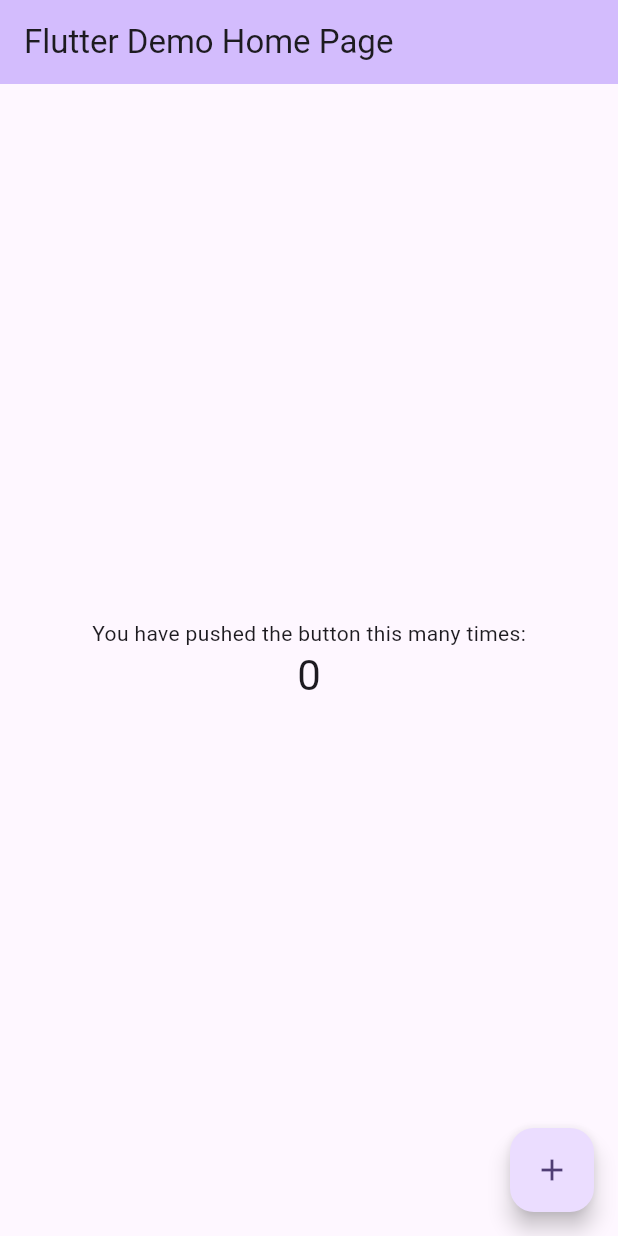
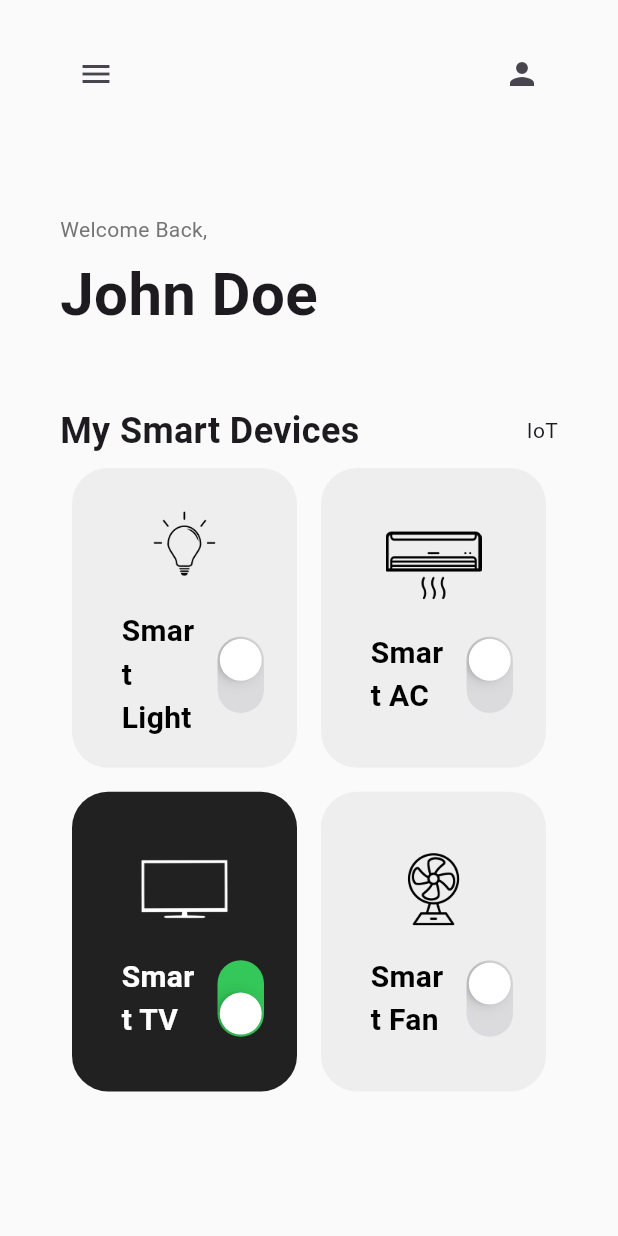
Before and after one commit to gaida-lisongo/templates_flutter, a Flutter app: the screen it shows after launch, on a phone screen of 412 x 824 dp. Run offline on Flutter 3.47's test engine with Material 3 defaults, Android fonts, the phone set to English and light mode, and no system bars.

Commit message:
finish ui template

```diff
--- /dev/null
+++ b/lib/components/common/device_card.dart
@@ -0,0 +1,67 @@
+import 'dart:math';
+
+import 'package:flutter/cupertino.dart';
+import 'package:flutter/material.dart';
+
+class DeviceCard extends StatelessWidget {
+  final String iconDevice;
+  final String deviceName;
+  final String powerStatus;
+  final void Function(bool) onChanged;
+
+  const DeviceCard({
+    super.key,
+    required this.iconDevice,
+    required this.deviceName,
+    required this.powerStatus,
+    required this.onChanged,
+  });
+
+  @override
+  Widget build(BuildContext context) {
+    return Container(
+      decoration: BoxDecoration(
+        color: powerStatus == 'OFF' ? Colors.grey[200] : Colors.grey[900],
+        borderRadius: BorderRadius.circular(24.0),
+      ),
+      padding: const EdgeInsets.all(8.0),
+      margin: const EdgeInsets.all(8.0),
+      child: Column(
+        mainAxisAlignment: MainAxisAlignment.center,
+        children: [
+          Image.asset(
+            iconDevice,
+            height: 64.0,
+            width: 64.0,
+            color: powerStatus == 'OFF' ? Colors.black : Colors.white,
+          ),
+          const SizedBox(height: 12.0),
+          Row(
+            children: [
+              Expanded(
+                child: Padding(
+                  padding: const EdgeInsets.only(left: 25.0),
+                  child: Text(
+                    deviceName,
+                    style: TextStyle(
+                      fontSize: 20.0,
+                      fontWeight: FontWeight.bold,
+                      color: powerStatus == 'OFF' ? Colors.black : Colors.white,
+                    ),
+                  ),
+                ),
+              ),
+              Transform.rotate(
+                angle: pi / 2,
+                child: CupertinoSwitch(
+                  value: powerStatus == 'ON' ? true : false,
+                  onChanged: onChanged,
+                ),
+              ),
+            ],
+          ),
+        ],
+      ),
+    );
+  }
+}
--- /dev/null
+++ b/lib/components/devices/devices_grid.dart
@@ -0,0 +1,93 @@
+import 'package:dashboard_ui/components/common/device_card.dart';
+import 'package:flutter/material.dart';
+
+class DevicesGrid extends StatefulWidget {
+  const DevicesGrid({super.key});
+
+  @override
+  State<DevicesGrid> createState() => _DevicesGridState();
+}
+
+class _DevicesGridState extends State<DevicesGrid> {
+  final List<Map<String, String>> _mySmartDevices = [
+    {
+      "name": "Smart Light",
+      "iconPath": "assets/images/light-bulb.png",
+      "powerStatus": "OFF",
+    },
+    {
+      "name": "Smart AC",
+      "iconPath": "assets/images/ac.png",
+      "powerStatus": "OFF",
+    },
+    {
+      "name": "Smart TV",
+      "iconPath": "assets/images/tv.png",
+      "powerStatus": "ON",
+    },
+    {
+      "name": "Smart Fan",
+      "iconPath": "assets/images/fan.png",
+      "powerStatus": "OFF",
+    },
+  ];
+
+  @override
+  Widget build(BuildContext context) {
+    return Column(
+      mainAxisAlignment: MainAxisAlignment.start,
+      children: [
+        Container(
+          padding: const EdgeInsets.symmetric(horizontal: 40.0),
+          child: Row(
+            mainAxisAlignment: MainAxisAlignment.spaceBetween,
+            children: const [
+              Text(
+                'My Smart Devices',
+                style: TextStyle(fontSize: 24.0, fontWeight: FontWeight.bold),
+              ),
+              Text('IoT'),
+            ],
+          ),
+        ),
+
+        // J'ai retiré le Expanded ici !
+        Container(
+          padding: const EdgeInsets.symmetric(horizontal: 40.0),
+          // Le GridView va maintenant calculer sa propre hauteur
+          child: GridView.builder(
+            itemCount: _mySmartDevices.length,
+            // 1. IMPORTANT : shrinkWrap permet au GridView de prendre juste la place nécessaire
+            shrinkWrap: true,
+            // 2. IMPORTANT : Empêche le GridView de scroller lui-même (c'est la page qui scrollera)
+            physics: const NeverScrollableScrollPhysics(),
+            gridDelegate: const SliverGridDelegateWithFixedCrossAxisCount(
+              crossAxisCount: 2,
+              childAspectRatio:
+                  1 /
+                  1.3, // Optionnel : ajuste le ratio hauteur/largeur des cartes
+            ),
+            itemBuilder: (context, index) {
+              return DeviceCard(
+                iconDevice: _mySmartDevices[index]["iconPath"] ?? "",
+                deviceName: _mySmartDevices[index]["name"] ?? "",
+                powerStatus: _mySmartDevices[index]["powerStatus"] ?? "",
+                onChanged: (bool value) {
+                  print(
+                    "Switch toggled for ${_mySmartDevices[index]["name"]}: $value",
+                  );
+
+                  setState(() {
+                    _mySmartDevices[index]["powerStatus"] = value
+                        ? "ON"
+                        : "OFF";
+                  });
+                },
+              );
+            },
+          ),
+        ),
+      ],
+    );
+  }
+}
--- /dev/null
+++ b/lib/components/header/custom_appbar.dart
@@ -0,0 +1,29 @@
+import 'package:flutter/material.dart';
+
+class CustomAppbar extends StatelessWidget {
+  const CustomAppbar({super.key});
+
+  @override
+  Widget build(BuildContext context) {
+    return Padding(
+      padding: const EdgeInsets.symmetric(horizontal: 40.0, vertical: 25.0),
+      child: Row(
+        mainAxisAlignment: MainAxisAlignment.spaceBetween,
+        children: [
+          IconButton(
+            onPressed: () {
+              print("Menu button pressed");
+            },
+            icon: const Icon(Icons.menu),
+          ),
+          IconButton(
+            icon: const Icon(Icons.person),
+            onPressed: () {
+              print("Profile button pressed");
+            },
+          ),
+        ],
+      ),
+    );
+  }
+}
--- /dev/null
+++ b/lib/components/user/user_info.dart
@@ -0,0 +1,21 @@
+import 'package:flutter/material.dart';
+
+class UserInfo extends StatelessWidget {
+  const UserInfo({super.key});
+
+  @override
+  Widget build(BuildContext context) {
+    return ListView(
+      shrinkWrap: true,
+      padding: const EdgeInsets.symmetric(horizontal: 40.0, vertical: 25.0),
+      children: [
+        Text('Welcome Back,', style: TextStyle(color: Colors.grey[600])),
+        const SizedBox(height: 5.0),
+        const Text(
+          'John Doe',
+          style: TextStyle(fontSize: 40.0, fontWeight: FontWeight.bold),
+        ),
+      ],
+    );
+  }
+}
--- a/lib/main.dart
+++ b/lib/main.dart
@@ -1,3 +1,4 @@
+import 'package:dashboard_ui/pages/home_page.dart';
 import 'package:flutter/material.dart';
 
 void main() {
@@ -11,7 +12,8 @@
   @override
   Widget build(BuildContext context) {
     return MaterialApp(
-      title: 'Flutter Demo',
+      title: 'Smart Home',
+      debugShowCheckedModeBanner: false,
       theme: ThemeData(
         // This is the theme of your application.
         //
@@ -30,7 +32,10 @@
         // tested with just a hot reload.
         colorScheme: ColorScheme.fromSeed(seedColor: Colors.deepPurple),
       ),
-      home: const MyHomePage(title: 'Flutter Demo Home Page'),
+      home: Scaffold(
+        backgroundColor: Colors.grey.shade50,
+        body: const HomePage(),
+      ),
     );
   }
 }
--- /dev/null
+++ b/lib/pages/home_page.dart
@@ -0,0 +1,23 @@
+import 'package:dashboard_ui/components/devices/devices_grid.dart';
+import 'package:dashboard_ui/components/header/custom_appbar.dart';
+import 'package:dashboard_ui/components/user/user_info.dart';
+import 'package:flutter/material.dart';
+
+class HomePage extends StatelessWidget {
+  const HomePage({super.key});
+
+  @override
+  Widget build(BuildContext context) {
+    return const SafeArea(
+      child: Column(
+        children: [
+          CustomAppbar(),
+          SizedBox(height: 20.0),
+          UserInfo(),
+          SizedBox(height: 20.0),
+          DevicesGrid(),
+        ],
+      ),
+    );
+  }
+}
--- a/pubspec.yaml
+++ b/pubspec.yaml
@@ -58,9 +58,8 @@ flutter:
   uses-material-design: true
 
   # To add assets to your application, add an assets section, like this:
-  # assets:
-  #   - images/a_dot_burr.jpeg
-  #   - images/a_dot_ham.jpeg
+  assets:
+    - assets/images/
 
   # An image asset can refer to one or more resolution-specific "variants", see
   # https://flutter.dev/to/resolution-aware-images
```
Also changed, not shown: assets/images/ac.png (added), assets/images/fan.png (added), assets/images/light-bulb.png (added), assets/images/light.png (added), assets/images/tv.png (added).
